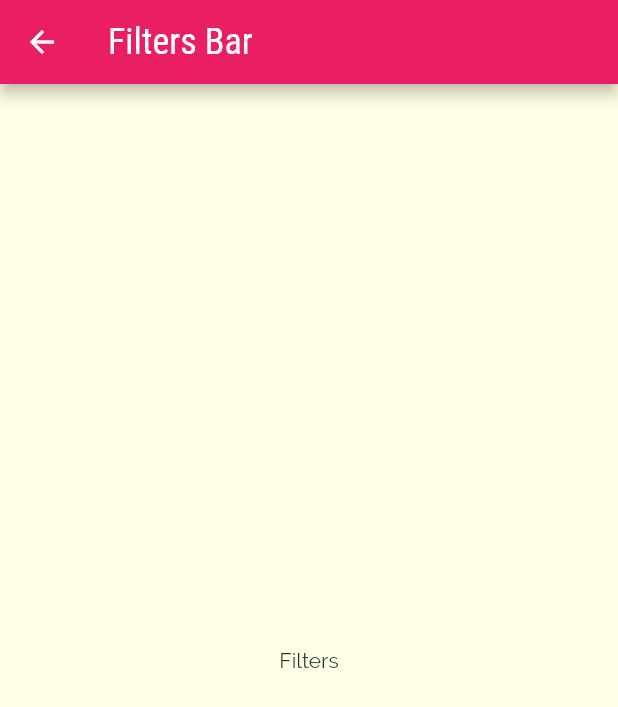
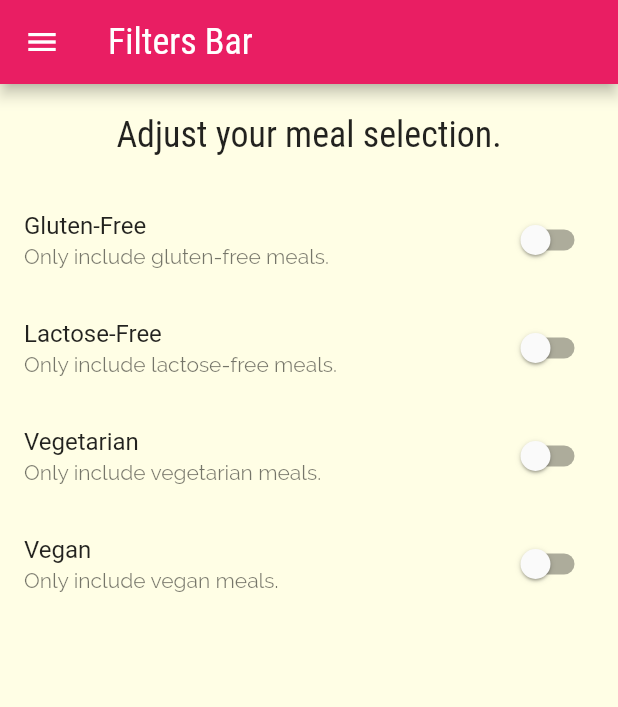
Before and after one commit to 4hbab/Meals-app, a Flutter app: the FiltersScreen screen opened by its route, on a phone screen of 412 x 824 dp. Shown: the top 707 px of the screen. Run offline on Flutter 3.47's test engine with Material 2 defaults, Android fonts, the phone set to English and light mode, and no system bars.

Commit message:
added new screens

```diff
--- a/lib/filters_screen.dart
+++ b/lib/filters_screen.dart
@@ -1,17 +1,78 @@
 import 'package:flutter/material.dart';
+import './main_drawer.dart';
 
-class FiltersScreen extends StatelessWidget {
-  // const FiltersScreen({ Key? key }) : super(key: key);
+class FiltersScreen extends StatefulWidget {
+  const FiltersScreen({Key? key}) : super(key: key);
   static const routeName = '/filters';
+
+  @override
+  State<FiltersScreen> createState() => _FiltersScreenState();
+}
+
+class _FiltersScreenState extends State<FiltersScreen> {
+  bool _glutenFree = false;
+  bool _vegetarian = false;
+  bool _vegan = false;
+  bool _lactoseFree = false;
+
+  Widget _buildSwitchListTile(String title, String description,
+      bool currentValue, Function updateValue) {
+    return SwitchListTile(
+      title: Text(title),
+      value: currentValue,
+      subtitle: Text(description),
+      onChanged: (newVal) => updateValue(newVal),
+    );
+  }
 
   @override
   Widget build(BuildContext context) {
     return Scaffold(
       appBar: AppBar(
-        title: Text("Filters Bar"),
+        title: const Text("Filters Bar"),
       ),
-      body: const Center(
-        child: Text("Filters"),
+      drawer: MainDrawer(),
+      body: Column(
+        children: <Widget>[
+          Container(
+            padding: const EdgeInsets.all(20),
+            child: Text(
+              'Adjust your meal selection.',
+              style: Theme.of(context).textTheme.headline6,
+            ),
+          ),
+          Expanded(
+              child: ListView(
+            children: <Widget>[
+              _buildSwitchListTile(
+                  "Gluten-Free", 'Only include gluten-free meals.', _glutenFree,
+                  (newVal) {
+                setState(() {
+                  _glutenFree = newVal;
+                });
+              }),
+              _buildSwitchListTile("Lactose-Free",
+                  'Only include lactose-free meals.', _lactoseFree, (newVal) {
+                setState(() {
+                  _lactoseFree = newVal;
+                });
+              }),
+              _buildSwitchListTile(
+                  "Vegetarian", 'Only include vegetarian meals.', _vegetarian,
+                  (newVal) {
+                setState(() {
+                  _vegetarian = newVal;
+                });
+              }),
+              _buildSwitchListTile("Vegan", 'Only include vegan meals.', _vegan,
+                  (newVal) {
+                setState(() {
+                  _vegan = newVal;
+                });
+              }),
+            ],
+          ))
+        ],
       ),
     );
   }
--- a/lib/main_drawer.dart
+++ b/lib/main_drawer.dart
@@ -45,7 +45,7 @@ class MainDrawer extends StatelessWidget {
           'Meals',
           Icons.restaurant,
           () {
-            Navigator.of(context).pushNamed('/');
+            Navigator.of(context).pushReplacementNamed('/');
           },
         ),
         _buildListTile('Filters', Icons.settings, () {
```
Also changed, not shown: lib/category_meals_screen.dart (+40 -21 lines), lib/meal_detail_screen.dart (+8 -1 lines), lib/meal_item.dart (+10 -2 lines).
